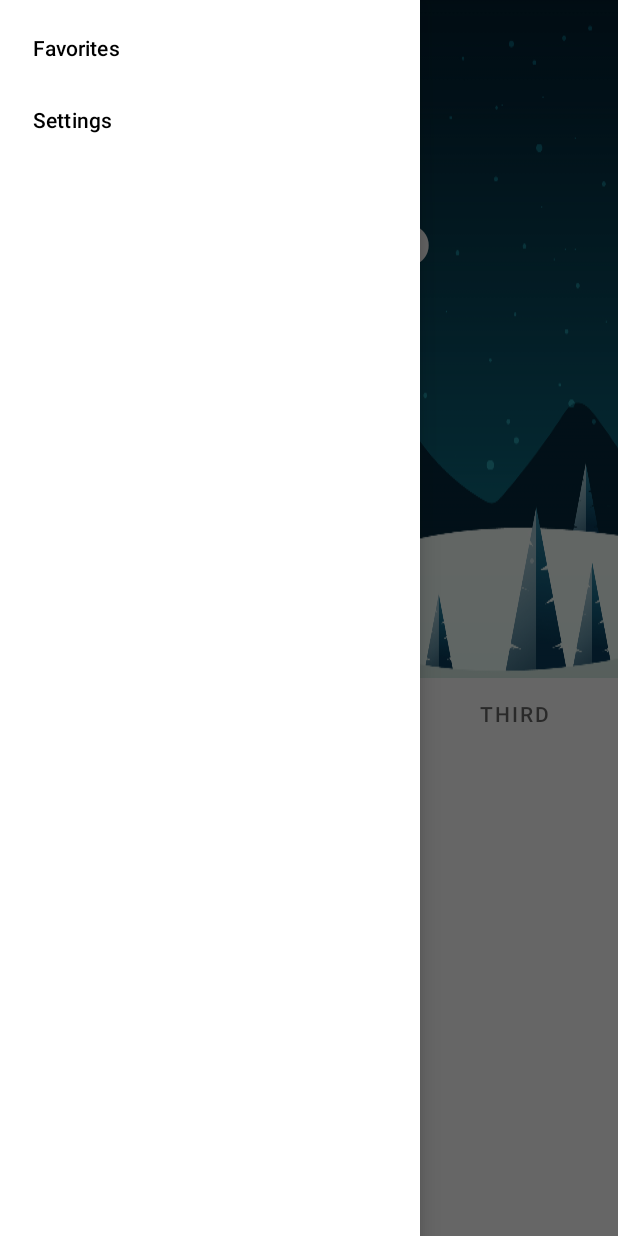
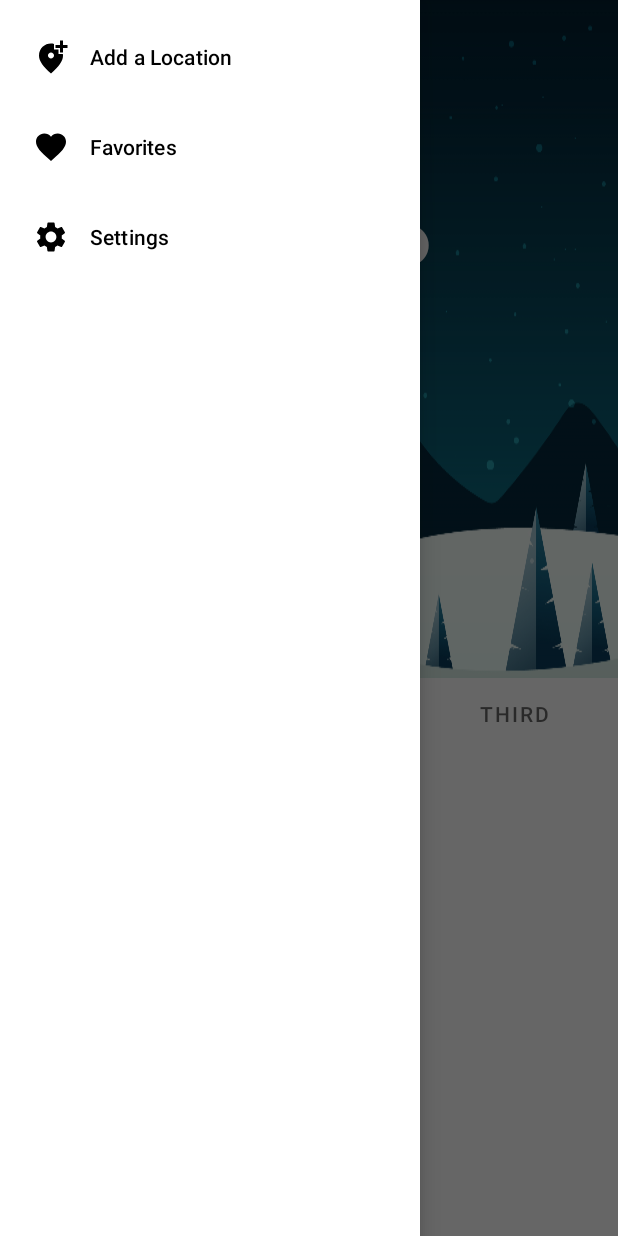
Before and after one commit to karim-agha5/WeatherApp, an Android app: the screen it shows after launch (MainActivity), with the side drawer open, on a phone screen of 412 x 824 dp. Run offline under Robolectric (Android 15) with nearby library versions, the phone set to English and light mode, and no system bars; our stand-ins replace data binding; network calls fail; pictures from the network do not load; 1 statement that could not run was skipped.

Commit message:
nav drawer ui

```diff
--- /dev/null
+++ b/app/src/main/res/drawable/baseline_add_location_alt_24.xml
@@ -0,0 +1,5 @@
+<vector android:height="24dp" android:tint="#747574"
+    android:viewportHeight="24" android:viewportWidth="24"
+    android:width="24dp" xmlns:android="http://schemas.android.com/apk/res/android">
+    <path android:fillColor="@android:color/white" android:pathData="M20,1v3h3v2h-3v3h-2L18,6h-3L15,4h3L18,1h2zM12,13c1.1,0 2,-0.9 2,-2s-0.9,-2 -2,-2 -2,0.9 -2,2 0.9,2 2,2zM14,3.25L14,7h3v3h2.92c0.05,0.39 0.08,0.79 0.08,1.2 0,3.32 -2.67,7.25 -8,11.8 -5.33,-4.55 -8,-8.48 -8,-11.8C4,6.22 7.8,3 12,3c0.68,0 1.35,0.08 2,0.25z"/>
+</vector>
--- /dev/null
+++ b/app/src/main/res/drawable/baseline_favorite_24.xml
@@ -0,0 +1,5 @@
+<vector android:height="24dp" android:tint="#747574"
+    android:viewportHeight="24" android:viewportWidth="24"
+    android:width="24dp" xmlns:android="http://schemas.android.com/apk/res/android">
+    <path android:fillColor="@android:color/white" android:pathData="M12,21.35l-1.45,-1.32C5.4,15.36 2,12.28 2,8.5 2,5.42 4.42,3 7.5,3c1.74,0 3.41,0.81 4.5,2.09C13.09,3.81 14.76,3 16.5,3 19.58,3 22,5.42 22,8.5c0,3.78 -3.4,6.86 -8.55,11.54L12,21.35z"/>
+</vector>
--- /dev/null
+++ b/app/src/main/res/drawable/baseline_settings_24.xml
@@ -0,0 +1,5 @@
+<vector android:height="24dp" android:tint="#747574"
+    android:viewportHeight="24" android:viewportWidth="24"
+    android:width="24dp" xmlns:android="http://schemas.android.com/apk/res/android">
+    <path android:fillColor="@android:color/white" android:pathData="M19.14,12.94c0.04,-0.3 0.06,-0.61 0.06,-0.94c0,-0.32 -0.02,-0.64 -0.07,-0.94l2.03,-1.58c0.18,-0.14 0.23,-0.41 0.12,-0.61l-1.92,-3.32c-0.12,-0.22 -0.37,-0.29 -0.59,-0.22l-2.39,0.96c-0.5,-0.38 -1.03,-0.7 -1.62,-0.94L14.4,2.81c-0.04,-0.24 -0.24,-0.41 -0.48,-0.41h-3.84c-0.24,0 -0.43,0.17 -0.47,0.41L9.25,5.35C8.66,5.59 8.12,5.92 7.63,6.29L5.24,5.33c-0.22,-0.08 -0.47,0 -0.59,0.22L2.74,8.87C2.62,9.08 2.66,9.34 2.86,9.48l2.03,1.58C4.84,11.36 4.8,11.69 4.8,12s0.02,0.64 0.07,0.94l-2.03,1.58c-0.18,0.14 -0.23,0.41 -0.12,0.61l1.92,3.32c0.12,0.22 0.37,0.29 0.59,0.22l2.39,-0.96c0.5,0.38 1.03,0.7 1.62,0.94l0.36,2.54c0.05,0.24 0.24,0.41 0.48,0.41h3.84c0.24,0 0.44,-0.17 0.47,-0.41l0.36,-2.54c0.59,-0.24 1.13,-0.56 1.62,-0.94l2.39,0.96c0.22,0.08 0.47,0 0.59,-0.22l1.92,-3.32c0.12,-0.22 0.07,-0.47 -0.12,-0.61L19.14,12.94zM12,15.6c-1.98,0 -3.6,-1.62 -3.6,-3.6s1.62,-3.6 3.6,-3.6s3.6,1.62 3.6,3.6S13.98,15.6 12,15.6z"/>
+</vector>
--- a/app/src/main/res/layout/activity_main.xml
+++ b/app/src/main/res/layout/activity_main.xml
@@ -137,7 +137,7 @@
             android:layout_gravity="start"
             android:fitsSystemWindows="true"
             app:menu="@menu/main_menu_items"
-            />
+            app:itemVerticalPadding="18dp" />
 
 
     </androidx.drawerlayout.widget.DrawerLayout>
--- a/app/src/main/res/menu/main_menu_items.xml
+++ b/app/src/main/res/menu/main_menu_items.xml
@@ -1,12 +1,22 @@
 <?xml version="1.0" encoding="utf-8"?>
 <menu xmlns:android="http://schemas.android.com/apk/res/android">
+
+    <item
+        android:id="@+id/add_a_location"
+        android:enabled="true"
+        android:title="@string/add_a_location"
+        android:icon="@drawable/baseline_add_location_alt_24"
+        android:iconTint="#747574"/>
+
     <item
         android:id="@+id/favorite_locations"
         android:enabled="true"
-        android:title="@string/favorites"/>
+        android:title="@string/favorites"
+        android:icon="@drawable/baseline_favorite_24"/>
 
     <item
         android:id="@+id/settings"
         android:enabled="true"
-        android:title="@string/settings"/>
+        android:title="@string/settings"
+        android:icon="@drawable/baseline_settings_24"/>
 </menu>
--- a/app/src/main/res/values/strings.xml
+++ b/app/src/main/res/values/strings.xml
@@ -12,4 +12,5 @@
     <string name="pressure">Pressure</string>
     <string name="wind_speed">Wind Speed</string>
     <string name="clouds">Clouds</string>
+    <string name="add_a_location">Add a Location</string>
 </resources>
--- a/app/src/main/res/values/themes.xml
+++ b/app/src/main/res/values/themes.xml
@@ -16,5 +16,7 @@
 
         <item name="android:enforceStatusBarContrast"  tools:targetApi="q">false</item>
         <item name="android:enforceNavigationBarContrast"  tools:targetApi="q">false</item>
+
+
     </style>
 </resources>
```
Also changed, not shown: 1 other file.
